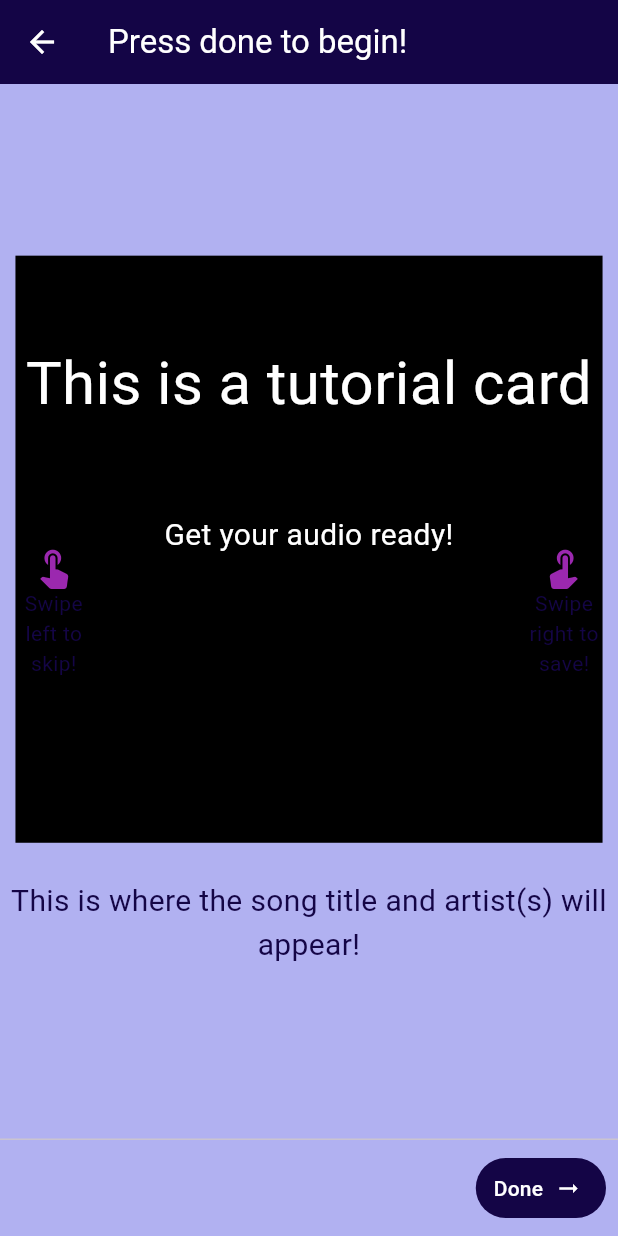
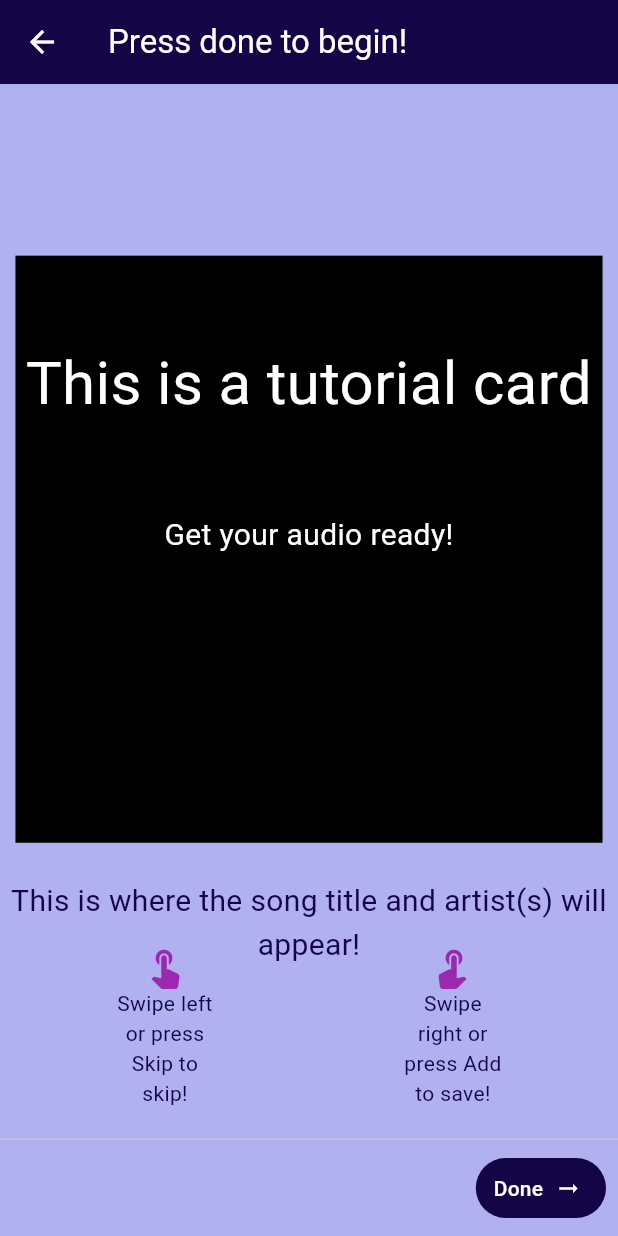
Before and after one commit to CarlosMedina-03/Bargain-Bin-Beats, a Flutter app: the TutorialPage screen opened directly with empty values, on a phone screen of 412 x 824 dp. Run offline on Flutter 3.47's test engine with Material 3 defaults, Android fonts, the phone set to English and light mode, and no system bars; drawn by our look-alikes of flutter_animate, flutter_slidable; our stand-ins replace audioplayers, google_fonts, lottie; missing offline and left inert: swipeable_page_route.

Commit message:
Color and Animation pushes

```diff
--- a/lib/src/TutorialPage.dart
+++ b/lib/src/TutorialPage.dart
@@ -113,18 +113,20 @@ class TutorialPageState extends State<TutorialPage>  {
 
   Widget buildRightColumn(BuildContext context){
     return Positioned(
-      right: 5,
+      right: 75,
+      bottom: 20,
       child: SizedBox(
-        width: MediaQuery.of(context).size.width * .15,
+        width: MediaQuery.of(context).size.width * .17,
         child: Center(
           child: Column(
             children: [
+              SizedBox(height: MediaQuery.of(context).size.height * 0.8),
               Transform.flip(
                 flipX: true,
                 child: buildAnimation(context),
               ),
               const Text(
-                'Swipe right to save!',
+                'Swipe right or press Add to save!',
                 textAlign: TextAlign.center,
                 style: TextStyle(color: DARK_PURPLE)
               ),
@@ -137,15 +139,17 @@ class TutorialPageState extends State<TutorialPage>  {
 
   Widget buildLeftColumn(BuildContext context){
     return Positioned(
-      left:5,
+      left: 75,
+      bottom: 20,
       child: SizedBox(
-        width: MediaQuery.of(context).size.width * .15, // text column width
+        width: MediaQuery.of(context).size.width * .17, // text column width
         child: Center(
           child: Column(
             children: [
+              SizedBox(height: MediaQuery.of(context).size.height * 0.8),
               buildAnimation(context),
               const Text(
-                'Swipe left to skip!',
+                'Swipe left or press Skip to skip!',
                 textAlign: TextAlign.center,
                 style: TextStyle(color: DARK_PURPLE)
               ),
```
Also changed, not shown: lib/src/homePage.dart (+4 -7 lines).
